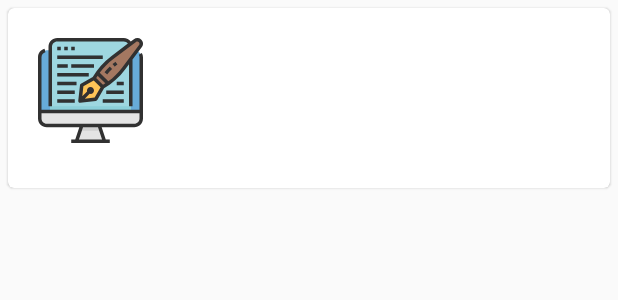
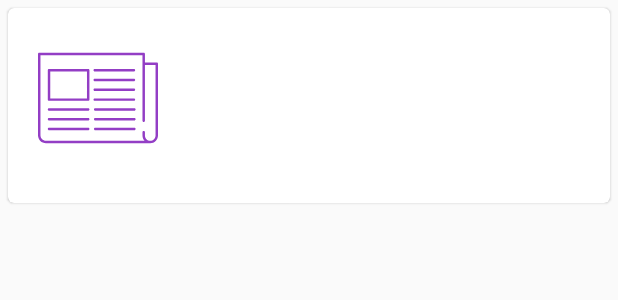
Before and after one commit to pramodpnckr1/NYTimes_MVVM, an Android app: the layout item_article_list.xml on its own in the app's theme, with its tools: preview values and no code run, on a phone screen of 412 x 824 dp. Shown: the top 300 px of the screen. Run offline under Robolectric (Android 15) with nearby library versions, the phone set to English and light mode, and no system bars; network calls fail.

Commit message:
news list image changed

```diff
--- a/app/src/main/res/layout/item_article_list.xml
+++ b/app/src/main/res/layout/item_article_list.xml
@@ -35,7 +35,7 @@
                 android:layout_margin="10dp"
                 android:contentDescription="@string/article_icon"
                 android:scaleType="centerCrop"
-                android:src="@drawable/ic_writer" />
+                android:src="@drawable/ic_article" />
 
             <LinearLayout
                 android:layout_width="match_parent"
```
